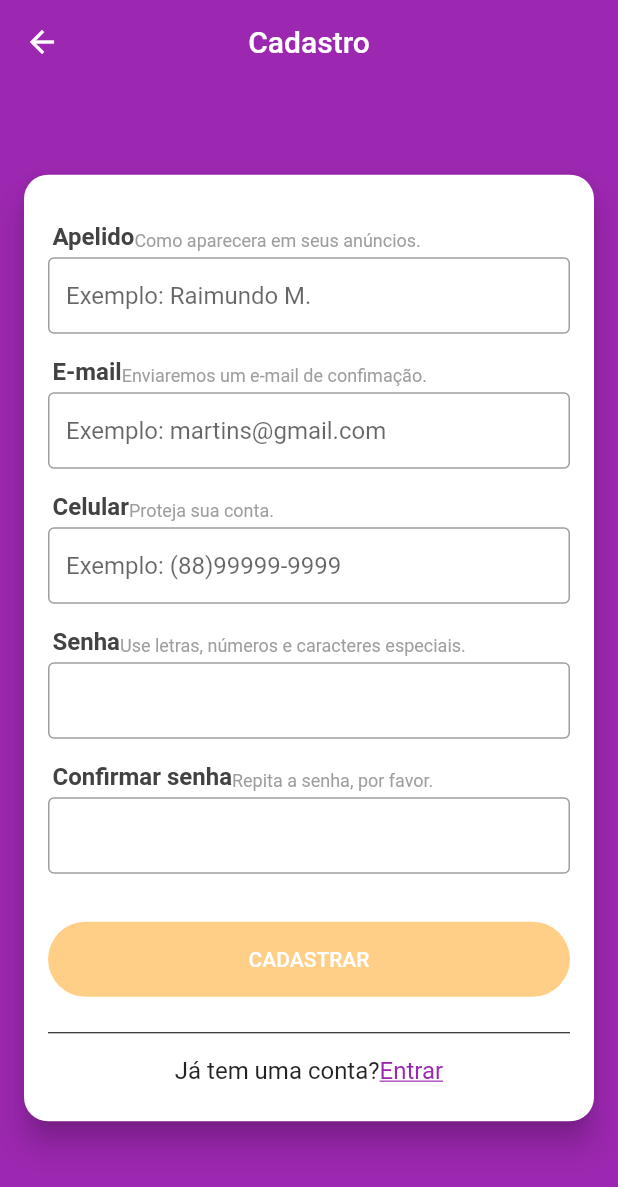
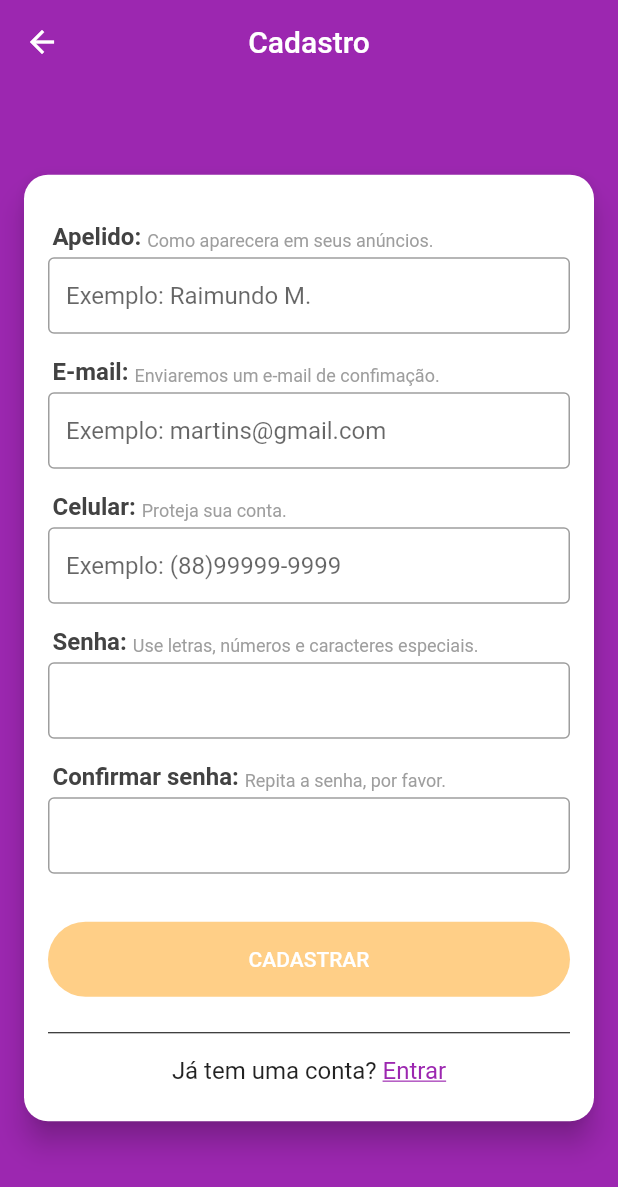
Before and after one commit to Raimundo-Martins/App_XLO, a Flutter app: the SignUpScreen screen opened directly, on a phone screen of 412 x 824 dp. Shown: the top 1187 px of the screen. Run offline on Flutter 3.47's test engine with Material 2 defaults, Android fonts, the phone set to English and light mode, and no system bars; our stand-ins replace brasil_fields, flutter_mobx, get_it, mobx, parse_server_sdk; accounts and stored records are empty; generated files the repository leaves out were written again.

Commit message:
Correções de bugs na tela de login

```diff
--- a/lib/components/custom_drawer/custom_drawer.dart
+++ b/lib/components/custom_drawer/custom_drawer.dart
@@ -8,7 +8,7 @@ class CustomDrawer extends StatelessWidget {
     return ClipRRect(
       borderRadius: BorderRadius.horizontal(right: Radius.circular(50)),
       child: SizedBox(
-        width: MediaQuery.of(context).size.width * 0.5,
+        width: MediaQuery.of(context).size.width * 0.6,
         child: Drawer(
           child: ListView(
             children: [
--- a/lib/components/custom_drawer/custom_drawer_header.dart
+++ b/lib/components/custom_drawer/custom_drawer_header.dart
@@ -44,6 +44,7 @@ class CustomDrawerHeader extends StatelessWidget {
                       fontWeight: FontWeight.w500,
                     ),
                   ),
+                  SizedBox(height: 8,),
                   Text(
                     userManagerStore.isLoggedIn
                         ? userManagerStore.user.email
--- a/lib/main.dart
+++ b/lib/main.dart
@@ -1,13 +1,13 @@
 import 'package:flutter/material.dart';
 import 'package:get_it/get_it.dart';
-//import 'package:parse_server_sdk/parse_server_sdk.dart';
+import 'package:parse_server_sdk/parse_server_sdk.dart';
 import 'package:xlo/screens/base/base_screen.dart';
 import 'package:xlo/stores/page/page_store.dart';
 import 'package:xlo/stores/user/user_manager_store.dart';
 
 void main() async {
   WidgetsFlutterBinding.ensureInitialized();
-  //await initializeParse();
+  await initializeParse();
   setupLocators();
   runApp(MyApp());
 }
--- a/lib/screens/login/login_screen.dart
+++ b/lib/screens/login/login_screen.dart
@@ -114,7 +114,7 @@ class LoginScreen extends StatelessWidget {
                                   valueColor:
                                       AlwaysStoppedAnimation(Colors.white),
                                 )
-                              : ('ENTRAR'),
+                              : Text('ENTRAR'),
                           textColor: Colors.white,
                           disabledColor: Colors.orange.withAlpha(120),
                           elevation: 0,
@@ -132,7 +132,7 @@ class LoginScreen extends StatelessWidget {
                         alignment: WrapAlignment.center,
                         children: [
                           Text(
-                            'Não tem uma conta?',
+                            'Não tem uma conta? ',
                             style: TextStyle(fontSize: 16),
                           ),
                           GestureDetector(
--- a/lib/screens/signup/sign_up_screen.dart
+++ b/lib/screens/signup/sign_up_screen.dart
@@ -42,7 +42,7 @@ class SignUpScreen extends StatelessWidget {
                       ),
                     ),
                     FieldTitle(
-                      title: 'Apelido',
+                      title: 'Apelido: ',
                       subtitle: 'Como aparecera em seus anúncios.',
                     ),
                     Observer(builder: (_) {
@@ -58,7 +58,7 @@ class SignUpScreen extends StatelessWidget {
                     }),
                     SizedBox(height: 16),
                     FieldTitle(
-                      title: 'E-mail',
+                      title: 'E-mail: ',
                       subtitle: 'Enviaremos um e-mail de confimação.',
                     ),
                     Observer(builder: (_) {
@@ -76,7 +76,7 @@ class SignUpScreen extends StatelessWidget {
                     }),
                     SizedBox(height: 16),
                     FieldTitle(
-                      title: 'Celular',
+                      title: 'Celular: ',
                       subtitle: 'Proteja sua conta.',
                     ),
                     Observer(builder: (_) {
@@ -97,7 +97,7 @@ class SignUpScreen extends StatelessWidget {
                     }),
                     SizedBox(height: 16),
                     FieldTitle(
-                      title: 'Senha',
+                      title: 'Senha: ',
                       subtitle: 'Use letras, números e caracteres especiais.',
                     ),
                     Observer(builder: (_) {
@@ -113,7 +113,7 @@ class SignUpScreen extends StatelessWidget {
                     }),
                     SizedBox(height: 16),
                     FieldTitle(
-                      title: 'Confirmar senha',
+                      title: 'Confirmar senha: ',
                       subtitle: 'Repita a senha, por favor.',
                     ),
                     Observer(builder: (_) {
@@ -158,7 +158,7 @@ class SignUpScreen extends StatelessWidget {
                         alignment: WrapAlignment.center,
                         children: [
                           Text(
-                            'Já tem uma conta?',
+                            'Já tem uma conta? ',
                             style: TextStyle(fontSize: 16),
                           ),
                           GestureDetector(
```
Also changed, not shown: 1 other file.
